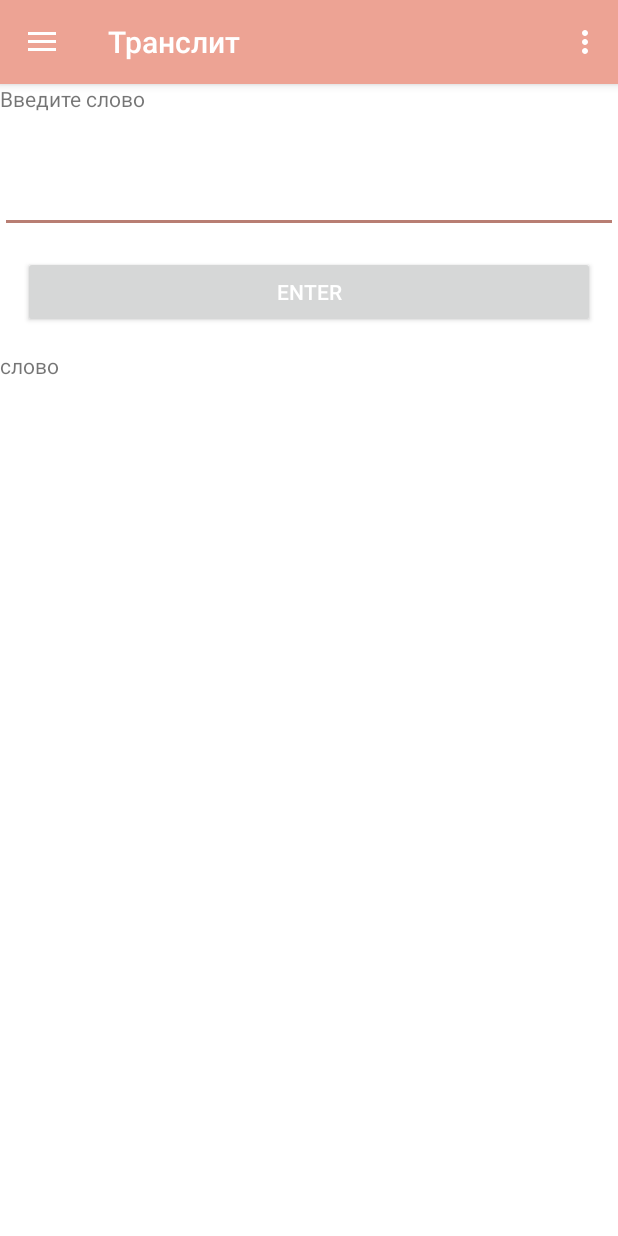
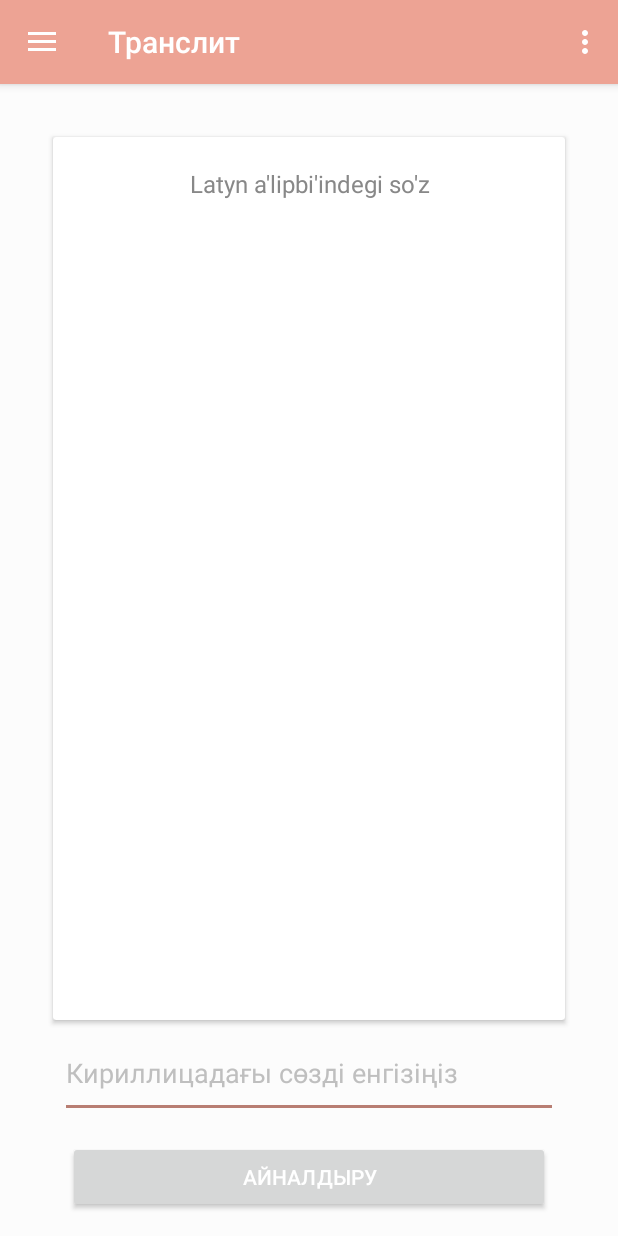
Before and after one commit to assel31/Mobile3, an Android app: the Home screen opened directly, with no data from a screen before it, in the side drawer, after a tap on "Транслит", on a phone screen of 412 x 824 dp. Run offline under Robolectric (Android 15) with nearby library versions, the phone set to English and light mode, and no system bars; our stand-ins replace Firebase (no records; nobody signed in at launch, a user with empty details on screens opened directly); libraries missing offline, so code that uses them is left out: com.ramotion.paperonboarding, info.hoang8f.widget; plain views replace FButton; 2 statements that could not run were skipped.

Commit message:
feat(makeup): translit page

```diff
--- a/app/src/main/AndroidManifest.xml
+++ b/app/src/main/AndroidManifest.xml
@@ -12,7 +12,8 @@
         <activity
             android:name=".MainActivity"
             android:label="@string/app_name"
-            android:theme="@style/AppTheme.NoActionBar">
+            android:theme="@style/AppTheme.NoActionBar"
+            android:windowSoftInputMode="adjustResize">
             <intent-filter>
                 <action android:name="android.intent.action.MAIN" />
 
--- a/app/src/main/res/layout/home.xml
+++ b/app/src/main/res/layout/home.xml
@@ -1,7 +1,8 @@
 <?xml version="1.0" encoding="utf-8"?>
 <RelativeLayout xmlns:android="http://schemas.android.com/apk/res/android"
     android:layout_width="match_parent"
-    android:layout_height="match_parent">
+    android:layout_height="match_parent"
+    android:background="@color/white">
 
     <ListView
         android:layout_width="match_parent"
--- a/app/src/main/res/layout/translit.xml
+++ b/app/src/main/res/layout/translit.xml
@@ -4,35 +4,54 @@
     android:orientation="vertical"
     android:layout_width="match_parent"
     android:layout_height="match_parent"
-    android:background="@color/white">
+    android:background="#fcfcfc">
+    <LinearLayout
+        android:layout_width="match_parent"
+        android:layout_height="0dp"
+        android:layout_weight="1"
+        android:orientation="vertical"
+        android:gravity="center|bottom"
+        android:layout_marginTop="30dp"
+        android:paddingRight="30dp"
+        android:paddingLeft="30dp">
 
+        <android.support.v7.widget.CardView
+            android:layout_width="match_parent"
+            android:layout_height="wrap_content"
+            android:layout_weight="1"
+            android:layout_margin="5dp">
             <TextView
                 android:layout_width="match_parent"
-        android:layout_height="wrap_content"
-        android:text="Введите слово"/>
-
+                android:layout_height="match_parent"
+                android:paddingTop="20dp"
+                android:paddingBottom="18dp"
+                android:paddingRight="20dp"
+                android:paddingLeft="20dp"
+                android:id="@+id/translited"
+                android:textSize="16sp"
+                android:textColor="#888888"
+                android:text="Latyn a'lipbi'indegi so'z"
+                android:textAlignment="center"/>
+        </android.support.v7.widget.CardView>
         <EditText
+            android:layout_marginRight="10dp"
+            android:layout_marginLeft="10dp"
             android:layout_width="match_parent"
-        android:layout_height="80dp"
-        android:id="@+id/word"/>
-
+            android:layout_height="60dp"
+            android:id="@+id/word"
+            android:hint="Кириллицадағы сөзді енгізіңіз"
+            android:textColorHint="#bfbfbf"/>
         <info.hoang8f.widget.FButton
             android:id="@+id/enter"
             android:layout_width="match_parent"
             android:layout_height="wrap_content"
-        android:text="Enter"
-        app:buttonColor="@color/colorPrimary"
+            android:text="Айналдыру"
+            app:buttonColor="@color/colorPrimaryDark"
             app:shadowColor="@color/colorAccent"
             app:shadowEnabled="true"
             app:shadowHeight="5dp"
             app:cornerRadius="5dp"
             android:textColor="@color/white"
             android:layout_margin="15dp"/>
-
-    <TextView
-        android:layout_width="wrap_content"
-        android:layout_height="wrap_content"
-        android:id="@+id/translited"
-        android:text="слово"/>
-
     </LinearLayout>
+</LinearLayout>
```
Lines whose indentation alone changed are shown as unchanged.
